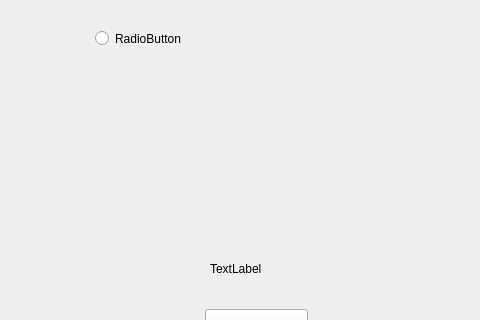
The window that gui_file.ui (anhnda/DemoApp) describes before a commit, drawn with Qt 5; both pictures show x 0 to 480 and y 176 to 496 of the 1092 by 717 pixel window.
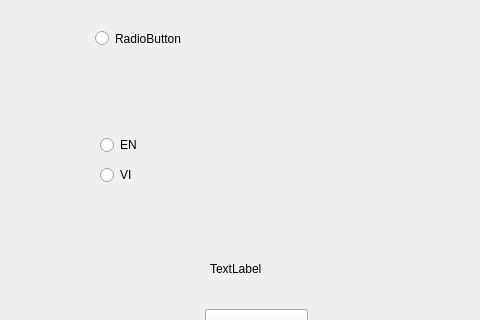
The same window after the commit.

What changed in the file:
```diff
--- a/gui_file.ui
+++ b/gui_file.ui
@@ -175,6 +175,32 @@
      </item>
     </layout>
    </widget>
+   <widget class="QWidget" name="gridLayoutWidget">
+    <property name="geometry">
+     <rect>
+      <x>100</x>
+      <y>288</y>
+      <width>151</width>
+      <height>58</height>
+     </rect>
+    </property>
+    <layout class="QGridLayout" name="gridLayout">
+     <item row="0" column="0">
+      <widget class="QRadioButton" name="enToggle">
+       <property name="text">
+        <string>EN</string>
+       </property>
+      </widget>
+     </item>
+     <item row="1" column="0">
+      <widget class="QRadioButton" name="vnToggle">
+       <property name="text">
+        <string>VI</string>
+       </property>
+      </widget>
+     </item>
+    </layout>
+   </widget>
   </widget>
   <widget class="QMenuBar" name="menubar">
    <property name="geometry">
```
Left out of the diff: 33 changed lines with no effect on the pictures.
